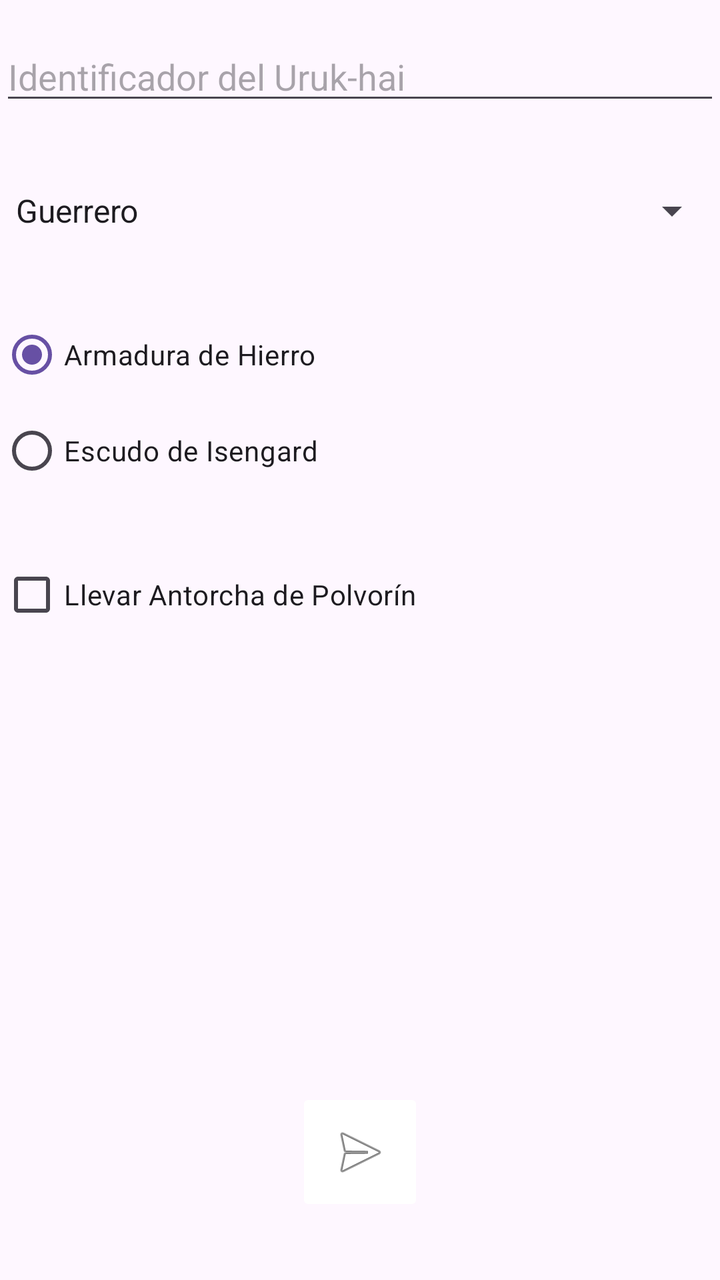
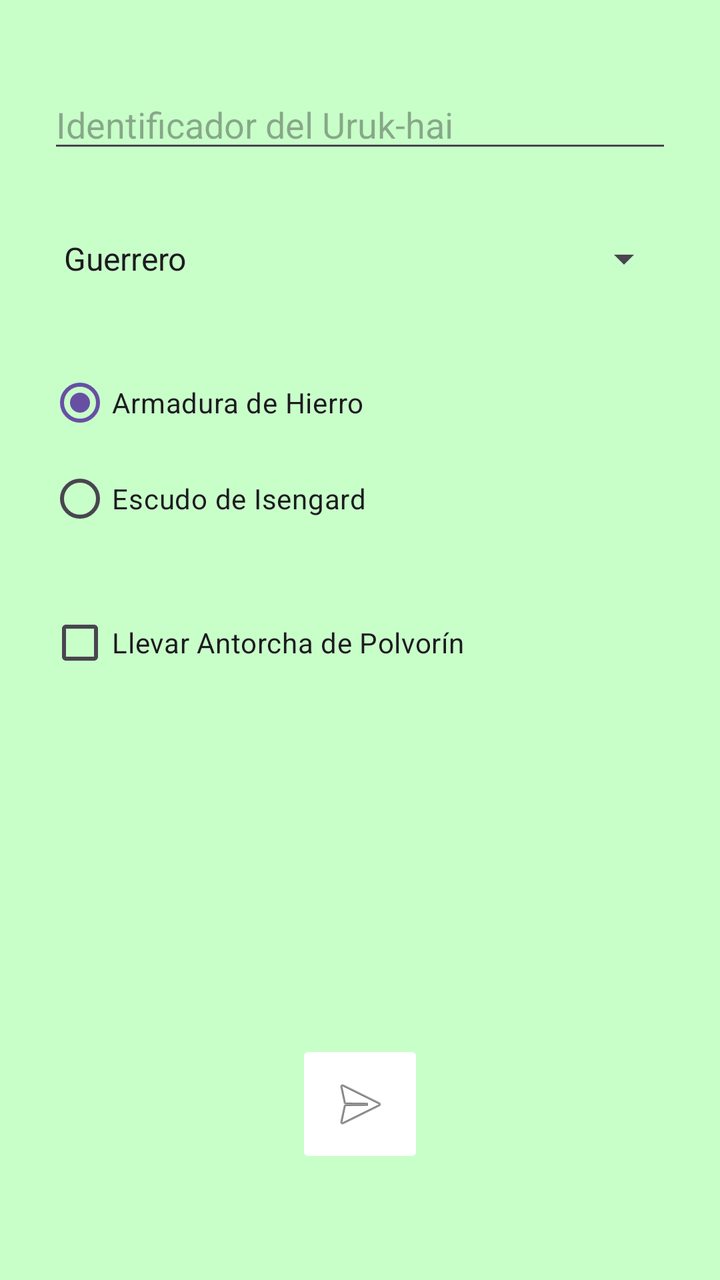

Screens rendered from an Android XML layout before and after an edit, with the pre-edit source and the edit as a unified diff.
<!-- AndroidManifest.xml: application theme Theme.EXAMEN_PMDM -->
<!-- res/layout/activity_main.xml -->
<?xml version="1.0" encoding="utf-8"?>
<androidx.constraintlayout.widget.ConstraintLayout xmlns:android="http://schemas.android.com/apk/res/android"
    xmlns:app="http://schemas.android.com/apk/res-auto"
    xmlns:tools="http://schemas.android.com/tools"
    android:id="@+id/main"
    android:layout_width="match_parent"
    android:layout_height="match_parent"
    tools:context=".MainActivity">


    <EditText
        android:id="@+id/etIdentificador"
        android:layout_width="0dp"
        android:layout_height="wrap_content"
        android:hint="Identificador del Uruk-hai"
        android:inputType="text"
        app:layout_constraintTop_toTopOf="parent"
        app:layout_constraintStart_toStartOf="parent"
        app:layout_constraintEnd_toEndOf="parent"
        android:layout_marginTop="16dp"/>

    
    <Spinner
        android:id="@+id/spinnerTipo"
        android:layout_width="0dp"
        android:layout_height="wrap_content"
        android:entries="@array/tipos_unidad"
        android:minHeight="48dp"
        app:layout_constraintTop_toBottomOf="@id/etIdentificador"
        app:layout_constraintStart_toStartOf="parent"
        app:layout_constraintEnd_toEndOf="parent"
        android:layout_marginTop="24dp"/>

    
    <RadioGroup
        android:id="@+id/rgEquipamiento"
        android:layout_width="0dp"
        android:layout_height="wrap_content"
        app:layout_constraintTop_toBottomOf="@id/spinnerTipo"
        app:layout_constraintStart_toStartOf="parent"
        app:layout_constraintEnd_toEndOf="parent"
        android:layout_marginTop="24dp"
        android:checkedButton="@+id/rbArmadura">

        <RadioButton
            android:id="@+id/rbArmadura"
            android:layout_width="wrap_content"
            android:layout_height="wrap_content"
            android:text="Armadura de Hierro" />

        <RadioButton
            android:id="@+id/rbEscudo"
            android:layout_width="wrap_content"
            android:layout_height="wrap_content"
            android:text="Escudo de Isengard" />
    </RadioGroup>

    
    <CheckBox
        android:id="@+id/cbAntorcha"
        android:layout_width="wrap_content"
        android:layout_height="wrap_content"
        android:text="Llevar Antorcha de Polvorín"
        app:layout_constraintTop_toBottomOf="@id/rgEquipamiento"
        app:layout_constraintStart_toStartOf="parent"
        android:layout_marginTop="24dp"/>

    
    <ImageButton
        android:id="@+id/btnEnviar"
        android:layout_width="wrap_content"
        android:layout_height="wrap_content"
        android:src="@android:drawable/ic_menu_send"
        android:contentDescription="Enviar a la batalla"
        android:padding="16dp"
        android:backgroundTint="#FFFFFF"
        app:layout_constraintBottom_toBottomOf="parent"
        app:layout_constraintStart_toStartOf="parent"
        app:layout_constraintEnd_toEndOf="parent"
        android:layout_marginBottom="32dp"/>

</androidx.constraintlayout.widget.ConstraintLayout>
<!-- resources referenced by this layout -->
<resources>
  <string-array name="tipos_unidad">
          <item>Guerrero</item>
          <item>Arquero</item>
          <item>Explorador</item>
          <item>Berserker</item>
      </string-array>
  <style name="Theme.EXAMEN_PMDM" parent="Base.Theme.EXAMEN_PMDM" />
  <style name="Base.Theme.EXAMEN_PMDM" parent="Theme.Material3.DayNight.NoActionBar">
          
          
      </style>
</resources>

<!-- the commit's change to res/layout/activity_main.xml (unified diff, before → after) -->
@@ -5,7 +5,9 @@
     android:id="@+id/main"
     android:layout_width="match_parent"
     android:layout_height="match_parent"
-    tools:context=".MainActivity">
+    tools:context=".MainActivity"
+    android:padding="24dp"
+    android:background="#C8FFC9">
 
 
     <EditText
